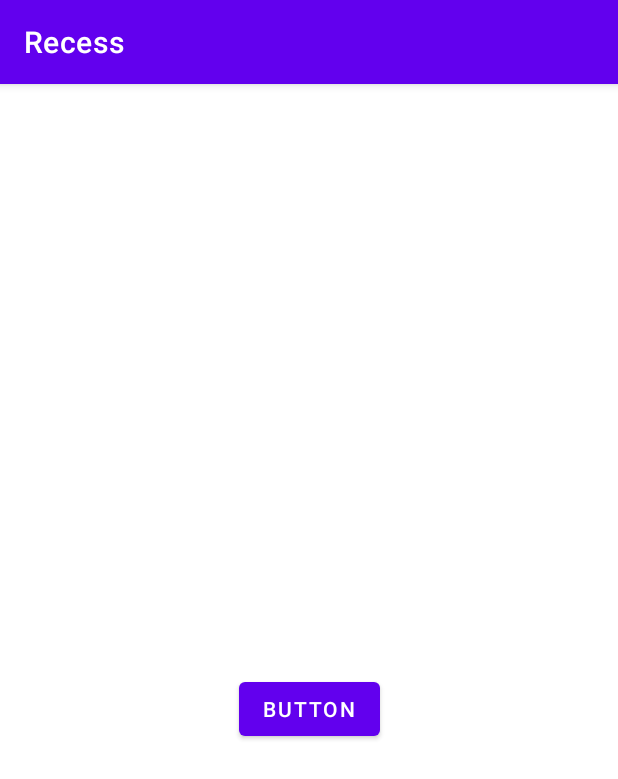
After one commit to ericwafula/recess, an Android app: the LoginActivity screen opened directly, with no data from a screen before it, on a phone screen of 412 x 824 dp. The commit adds this screen. Shown: the top 779 px of the screen. Run offline under Robolectric (Android 15) with nearby library versions, the phone set to English and light mode, and no system bars.

Commit message:
added login api

```diff
--- a/app/build.gradle
+++ b/app/build.gradle
@@ -36,6 +36,6 @@ dependencies {
     androidTestImplementation 'androidx.test.ext:junit:1.1.3'
     androidTestImplementation 'androidx.test.espresso:espresso-core:3.4.0'
     implementation 'com.squareup.retrofit2:retrofit:2.9.0'
-    implementation 'com.squareup.retrofit2:converter-gson'
+    implementation 'com.squareup.retrofit2:converter-gson:2.9.0'
 
 }
--- /dev/null
+++ b/app/src/main/java/tech/ericwathome/recess/network/LoginApi.java
@@ -0,0 +1,12 @@
+package tech.ericwathome.recess.network;
+
+import retrofit2.Call;
+import retrofit2.http.Body;
+import retrofit2.http.POST;
+import tech.ericwathome.recess.model.Auth;
+import tech.ericwathome.recess.model.Login;
+
+public interface LoginApi {
+    @POST("login")
+    Call<Auth> loginUser(@Body Login login);
+}
--- /dev/null
+++ b/app/src/main/java/tech/ericwathome/recess/ui/LoginActivity.java
@@ -0,0 +1,70 @@
+package tech.ericwathome.recess.ui;
+
+import androidx.annotation.NonNull;
+import androidx.appcompat.app.AppCompatActivity;
+
+import android.os.Bundle;
+import android.util.Log;
+import android.view.View;
+import android.widget.Button;
+import android.widget.Toast;
+
+import retrofit2.Call;
+import retrofit2.Callback;
+import retrofit2.Response;
+import retrofit2.Retrofit;
+import tech.ericwathome.recess.R;
+import tech.ericwathome.recess.network.LoginApi;
+import tech.ericwathome.recess.network.RetrofitBuilder;
+import tech.ericwathome.recess.model.Auth;
+import tech.ericwathome.recess.model.Login;
+
+public class LoginActivity extends AppCompatActivity implements View.OnClickListener {
+
+    private final String TAG = "tag";
+    Button button;
+
+    RetrofitBuilder retrofitBuilder;
+
+    @Override
+    protected void onCreate(Bundle savedInstanceState) {
+        super.onCreate(savedInstanceState);
+        setContentView(R.layout.activity_login);
+
+        button = findViewById(R.id.loginButton);
+        button.setOnClickListener(this);
+    }
+
+    @Override
+    public void onClick(View v) {
+        if (v.getId() == R.id.loginButton) {
+            login();
+        }
+    }
+
+    private void login() {
+        Login login = new Login("ericwathome007@gmail.com", "password123");
+
+        retrofitBuilder = new RetrofitBuilder();
+        Retrofit retrofit = retrofitBuilder.getRetrofit();
+        LoginApi loginApi = retrofit.create(LoginApi.class);
+
+        Call<Auth> call = loginApi.loginUser(login);
+        call.enqueue(new Callback<Auth>() {
+            @Override
+            public void onResponse(@NonNull Call<Auth> call, @NonNull Response<Auth> response) {
+                if (response.isSuccessful()) {
+                    assert response.body() != null;
+                    Toast.makeText(LoginActivity.this, "AuthToken" + response.body().getUser().getAccess_token(), Toast.LENGTH_SHORT).show();
+                } else {
+                    Log.d("TAG", "onResponse: response error");
+                }
+            }
+
+            @Override
+            public void onFailure(@NonNull Call<Auth> call, @NonNull Throwable t) {
+                Log.d(TAG, "onFailure: connection failure - " + t.getMessage());
+            }
+        });
+    }
+}
--- /dev/null
+++ b/app/src/main/res/layout/activity_login.xml
@@ -0,0 +1,18 @@
+<?xml version="1.0" encoding="utf-8"?>
+<androidx.constraintlayout.widget.ConstraintLayout xmlns:android="http://schemas.android.com/apk/res/android"
+    xmlns:app="http://schemas.android.com/apk/res-auto"
+    xmlns:tools="http://schemas.android.com/tools"
+    android:layout_width="match_parent"
+    android:layout_height="match_parent"
+    tools:context=".ui.LoginActivity">
+
+    <Button
+        android:id="@+id/loginButton"
+        android:layout_width="wrap_content"
+        android:layout_height="wrap_content"
+        android:layout_marginBottom="327dp"
+        android:text="Button"
+        app:layout_constraintBottom_toBottomOf="parent"
+        app:layout_constraintEnd_toEndOf="parent"
+        app:layout_constraintStart_toStartOf="parent" />
+</androidx.constraintlayout.widget.ConstraintLayout>
```
Also changed, not shown: app/src/main/AndroidManifest.xml (+6 -1 lines), app/src/main/java/tech/ericwathome/recess/MainActivity.java (deleted, +0 -14 lines), app/src/main/java/tech/ericwathome/recess/model/Auth.java (added, +45 -0 lines), app/src/main/java/tech/ericwathome/recess/model/Login.java (added, +56 -0 lines), app/src/main/java/tech/ericwathome/recess/model/User.java (added, +122 -0 lines), app/src/main/java/tech/ericwathome/recess/network/RetrofitBuilder.java (added, +16 -0 lines), app/src/main/java/tech/ericwathome/recess/ui/MainActivity.java (added, +32 -0 lines), app/src/main/res/layout/activity_main.xml (+14 -1 lines).
